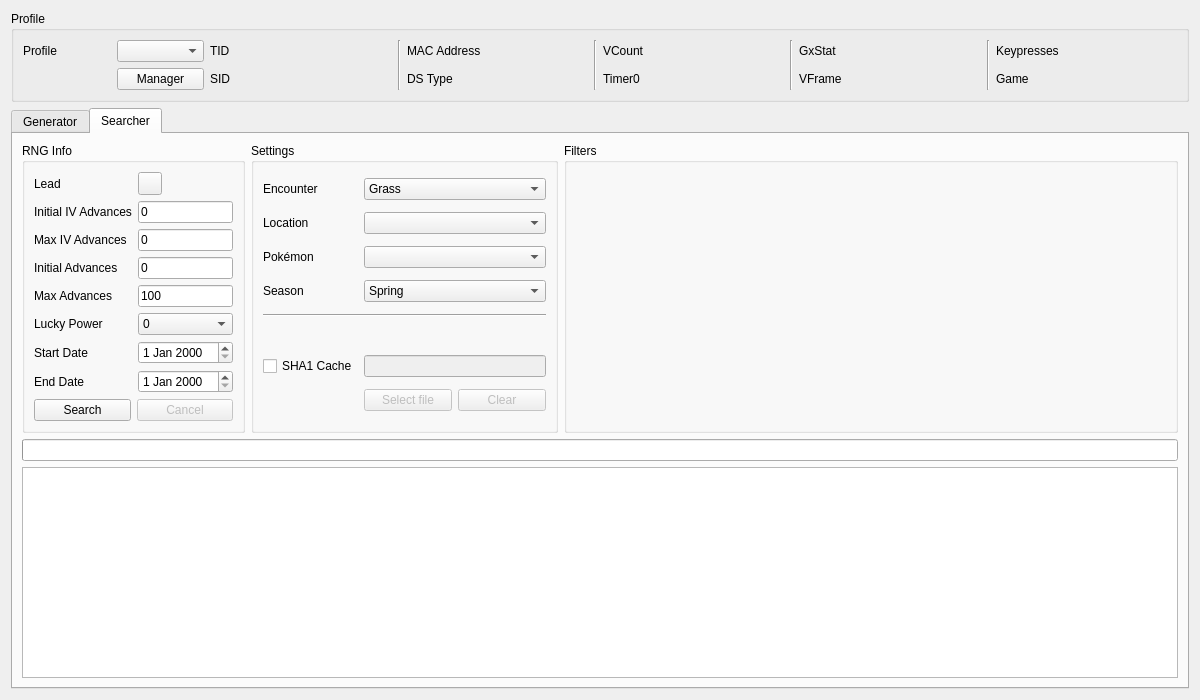
The window that Form/Gen5/Wild5.ui (Admiral-Fish/PokeFinder) describes before a commit, drawn with Qt 5.
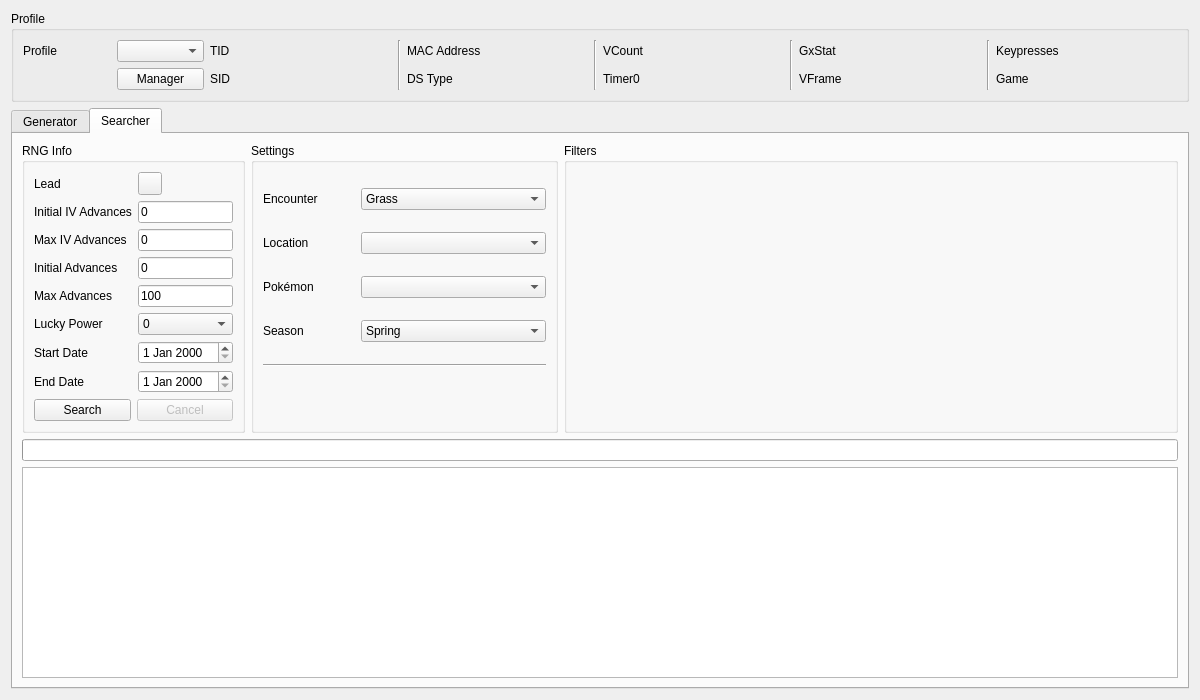
The same window after the commit. The open tabs and pages were chosen to show the change. Custom widgets are drawn as their Qt base class.

Commit message: IV Cache improvements

The edit to the form file:
```diff
--- a/Form/Gen5/Wild5.ui
+++ b/Form/Gen5/Wild5.ui
@@ -732,43 +732,6 @@
             </property>
            </widget>
           </item>
-          <item row="6" column="0">
-           <widget class="QCheckBox" name="checkBoxSearcherSHA1Cache">
-            <property name="text">
-             <string>SHA1 Cache</string>
-            </property>
-           </widget>
-          </item>
-          <item row="6" column="1" colspan="2">
-           <widget class="QLineEdit" name="lineEditSearcherSHA1Cache">
-            <property name="enabled">
-             <bool>false</bool>
-            </property>
-            <property name="readOnly">
-             <bool>true</bool>
-            </property>
-           </widget>
-          </item>
-          <item row="7" column="1">
-           <widget class="QPushButton" name="pushButtonSearcherSHA1CacheSelect">
-            <property name="enabled">
-             <bool>false</bool>
-            </property>
-            <property name="text">
-             <string>Select file</string>
-            </property>
-           </widget>
-          </item>
-          <item row="7" column="2">
-           <widget class="QPushButton" name="pushButtonSearcherSHA1CacheClear">
-            <property name="enabled">
-             <bool>false</bool>
-            </property>
-            <property name="text">
-             <string>Clear</string>
-            </property>
-           </widget>
-          </item>
          </layout>
         </widget>
        </item>
```
Left out of the diff: 4 changed lines with no effect on the pictures. The commit also changes 58 other files.
